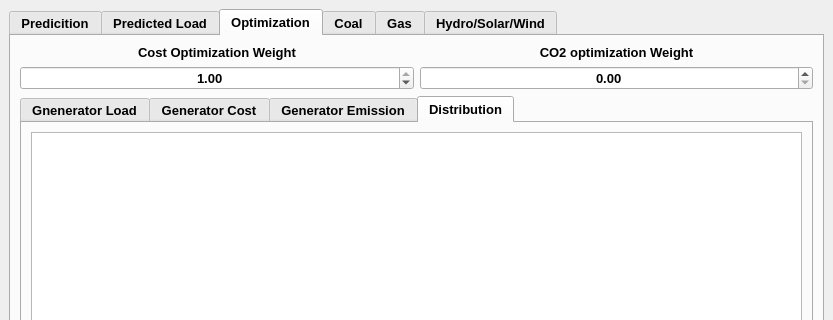
Old version of the form gui/load_prediction_xml.ui in the repository Djordje99/ISIS_Load_Prediction; both pictures show x 0 to 833 and y 0 to 320 of the 833 by 511 pixel window.
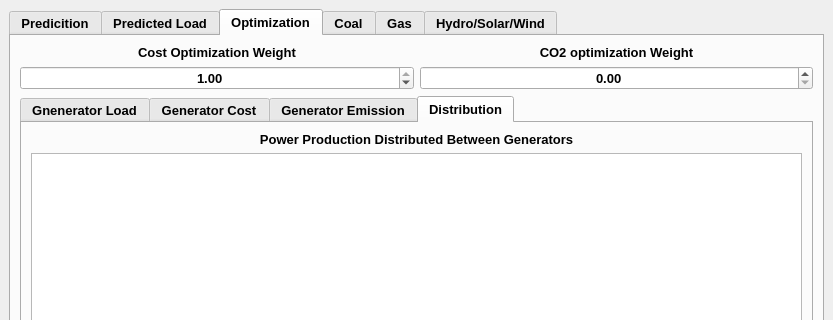
New version of the form. The open tabs and pages were chosen to show the change. Custom widgets are drawn as their Qt base class.

Commit message: Updated UI pie graph

```diff
--- a/gui/load_prediction_xml.ui
+++ b/gui/load_prediction_xml.ui
@@ -711,10 +711,10 @@
               <string>Distribution</string>
              </attribute>
              <layout class="QGridLayout" name="gridLayout_11">
-              <item row="0" column="0">
-               <widget class="QChartView" name="pie_chart_distribution"/>
-              </item>
               <item row="1" column="0">
+               <widget class="QChartView" name="pie_chart_distribution"/>
+              </item>
+              <item row="2" column="0">
                <widget class="QSlider" name="hour_generator_load_slider">
                 <property name="minimum">
                  <number>0</number>
@@ -748,6 +748,28 @@
                 </property>
                </widget>
               </item>
+              <item row="0" column="0">
+               <widget class="QLabel" name="cost_weighted_factor_label_2">
+                <property name="minimumSize">
+                 <size>
+                  <width>250</width>
+                  <height>0</height>
+                 </size>
+                </property>
+                <property name="maximumSize">
+                 <size>
+                  <width>16777215</width>
+                  <height>16777215</height>
+                 </size>
+                </property>
+                <property name="text">
+                 <string>Power Production Distributed Between Generators</string>
+                </property>
+                <property name="alignment">
+                 <set>Qt::AlignCenter</set>
+                </property>
+               </widget>
+              </item>
              </layout>
             </widget>
            </widget>
```
Left out of the diff: 4 changed lines with no effect on the pictures. The commit also changes 2 other files.
